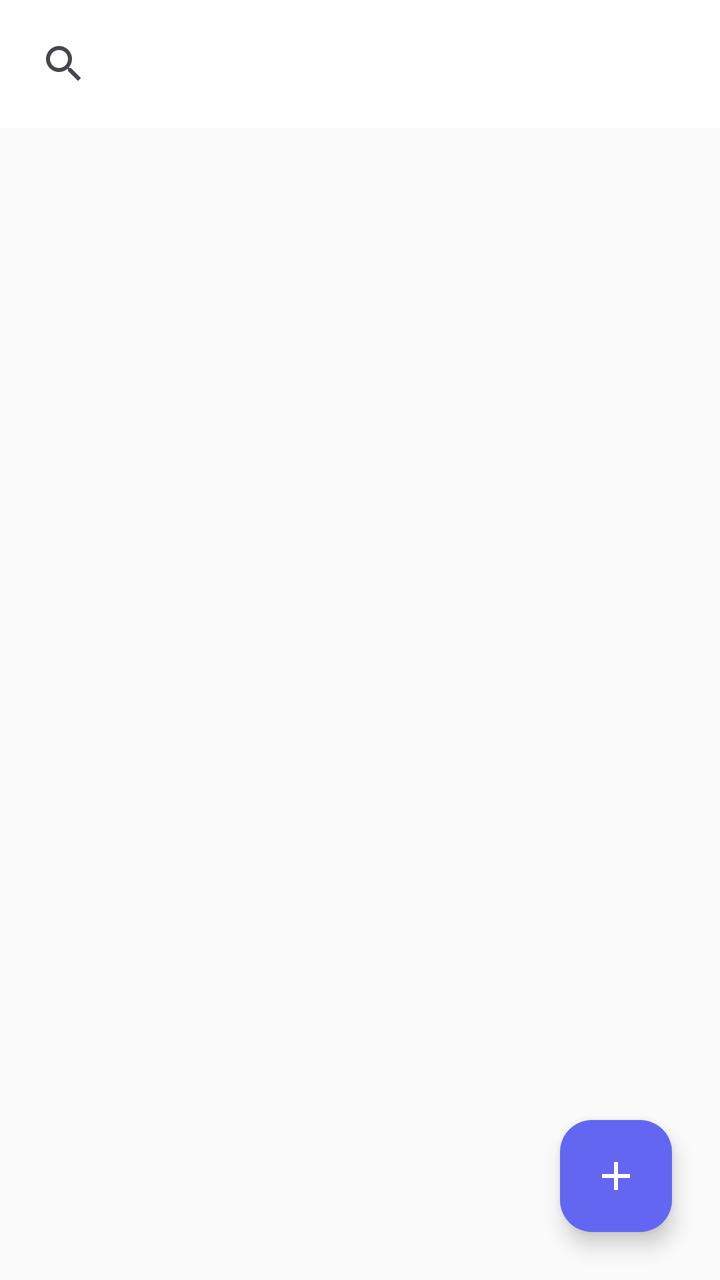
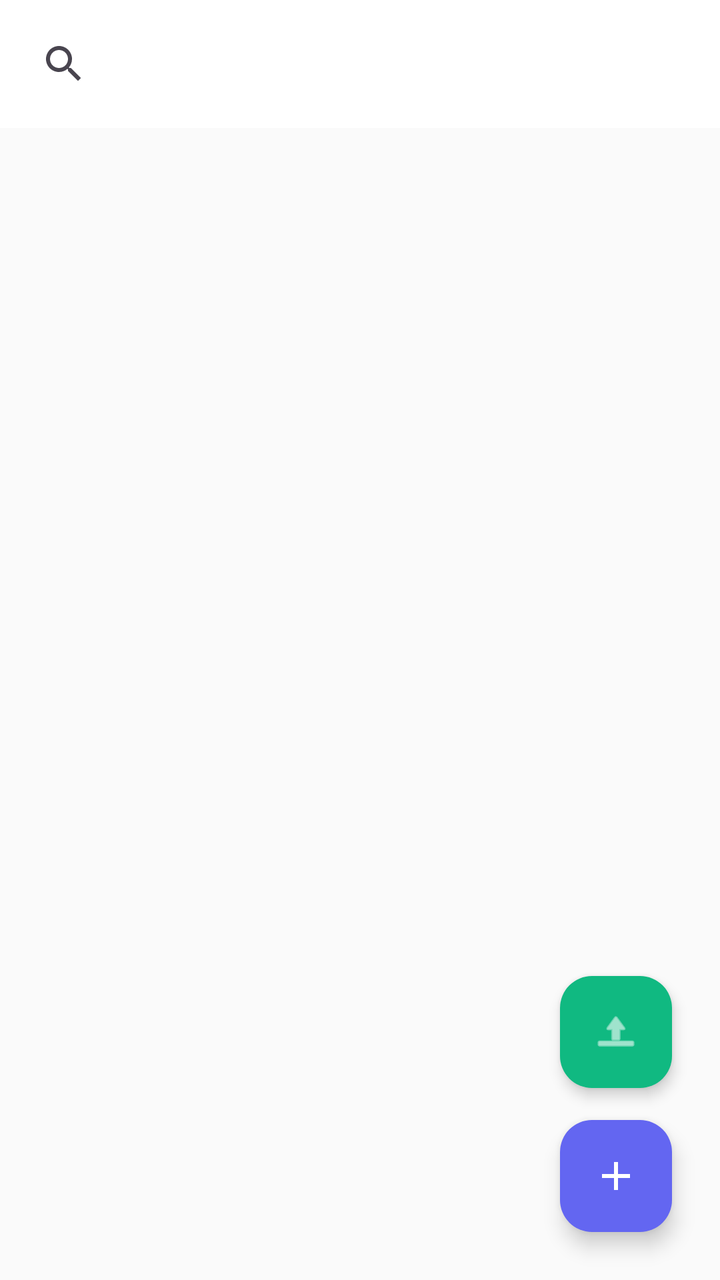

Two renders of the same Android screen: before a commit and after it. Below are the layout's source before the change and the commit's diff.
<!-- AndroidManifest.xml: application theme Theme.Lector -->
<!-- res/layout/fragment_lecture_list.xml -->
<?xml version="1.0" encoding="utf-8"?>
<androidx.coordinatorlayout.widget.CoordinatorLayout xmlns:android="http://schemas.android.com/apk/res/android"
    xmlns:app="http://schemas.android.com/apk/res-auto"
    android:layout_width="match_parent"
    android:layout_height="match_parent"
    android:background="@color/lector_background">

    
    <com.google.android.material.appbar.AppBarLayout
        android:id="@+id/appbar"
        android:layout_width="match_parent"
        android:layout_height="wrap_content"
        android:background="@color/lector_surface"
        app:elevation="4dp">

        <androidx.appcompat.widget.SearchView
            android:id="@+id/search_view"
            android:layout_width="match_parent"
            android:layout_height="wrap_content"
            android:layout_margin="8dp"
            android:iconifiedByDefault="false"
            android:queryHint="@string/home_search_hint"
            app:searchIcon="@drawable/ic_search"
            app:closeIcon="@drawable/ic_close" />

    </com.google.android.material.appbar.AppBarLayout>

    
    <androidx.recyclerview.widget.RecyclerView
        android:id="@+id/recycler_view_lectures"
        android:layout_width="match_parent"
        android:layout_height="match_parent"
        android:clipToPadding="false"
        android:paddingTop="80dp"
        android:paddingBottom="80dp"
        app:layout_behavior="@string/appbar_scrolling_view_behavior" />

    
    <LinearLayout
        android:id="@+id/empty_state"
        android:layout_width="wrap_content"
        android:layout_height="wrap_content"
        android:layout_gravity="center"
        android:orientation="vertical"
        android:gravity="center"
        android:visibility="gone">

        <ImageView
            android:layout_width="120dp"
            android:layout_height="120dp"
            android:src="@drawable/ic_empty_state"
            android:contentDescription="@string/home_empty_state"
            app:tint="@color/lector_text_hint" />

        <TextView
            android:layout_width="wrap_content"
            android:layout_height="wrap_content"
            android:layout_marginTop="16dp"
            android:text="@string/home_empty_state"
            android:textSize="18sp"
            android:textColor="@color/lector_text_primary"
            android:textStyle="bold" />

        <TextView
            android:layout_width="wrap_content"
            android:layout_height="wrap_content"
            android:layout_marginTop="8dp"
            android:text="@string/home_empty_subtitle"
            android:textSize="14sp"
            android:textColor="@color/lector_text_secondary" />

    </LinearLayout>

    
    <com.google.android.material.floatingactionbutton.FloatingActionButton
        android:id="@+id/fab_new_lecture"
        android:layout_width="wrap_content"
        android:layout_height="wrap_content"
        android:layout_gravity="bottom|end"
        android:layout_margin="24dp"
        android:contentDescription="@string/a11y_add_block"
        android:src="@drawable/ic_add"
        app:tint="@color/white"
        app:backgroundTint="@color/lector_primary"
        app:elevation="6dp" />

</androidx.coordinatorlayout.widget.CoordinatorLayout>
<!-- resources referenced by this layout -->
<resources>
  <color name="lector_background">#FAFAFA</color>
  <color name="lector_primary">#6366F1</color>
  <color name="lector_surface">#FFFFFF</color>
  <color name="lector_text_hint">#9CA3AF</color>
  <color name="lector_text_primary">#1F2937</color>
  <color name="lector_text_secondary">#6B7280</color>
  <color name="white">#FFFFFF</color>
  <!-- drawable ic_add (drawable) -->
  <?xml version="1.0" encoding="utf-8"?>
  <vector xmlns:android="http://schemas.android.com/apk/res/android"
      android:width="24dp"
      android:height="24dp"
      android:viewportWidth="24"
      android:viewportHeight="24"
      android:tint="?attr/colorControlNormal">
      <path
          android:fillColor="@android:color/white"
          android:pathData="M19,13h-6v6h-2v-6H5v-2h6V5h2v6h6v2z"/>
  </vector>
  <!-- drawable ic_close (drawable) -->
  <?xml version="1.0" encoding="utf-8"?>
  <vector xmlns:android="http://schemas.android.com/apk/res/android"
      android:width="24dp"
      android:height="24dp"
      android:viewportWidth="24"
      android:viewportHeight="24"
      android:tint="?attr/colorControlNormal">
      <path
          android:fillColor="@android:color/white"
          android:pathData="M19,6.41L17.59,5 12,10.59 6.41,5 5,6.41 10.59,12 5,17.59 6.41,19 12,13.41 17.59,19 19,17.59 13.41,12z"/>
  </vector>
  <!-- drawable ic_empty_state (drawable) -->
  <?xml version="1.0" encoding="utf-8"?>
  <vector xmlns:android="http://schemas.android.com/apk/res/android"
      android:width="120dp"
      android:height="120dp"
      android:viewportWidth="24"
      android:viewportHeight="24"
      android:tint="?attr/colorControlNormal">
      <path
          android:fillColor="@android:color/white"
          android:pathData="M20,2H4c-1.1,0 -2,0.9 -2,2v12c0,1.1 0.9,2 2,2h14l4,4V4c0,-1.1 -0.9,-2 -2,-2zM4,16V4h16v12.17l-2.83,-2.83 -0.84,0.84L20,17.83V16H4z"/>
      <path
          android:fillColor="@android:color/white"
          android:pathData="M7,9h10v2H7z"/>
      <path
          android:fillColor="@android:color/white"
          android:pathData="M7,6h10v2H7z"/>
      <path
          android:fillColor="@android:color/white"
          android:pathData="M7,12h6v2H7z"/>
  </vector>
  <!-- drawable ic_search (drawable) -->
  <?xml version="1.0" encoding="utf-8"?>
  <vector xmlns:android="http://schemas.android.com/apk/res/android"
      android:width="24dp"
      android:height="24dp"
      android:viewportWidth="24"
      android:viewportHeight="24"
      android:tint="?attr/colorControlNormal">
      <path
          android:fillColor="@android:color/white"
          android:pathData="M15.5,14h-0.79l-0.28,-0.27C15.41,12.59 16,11.11 16,9.5 16,5.91 13.09,3 9.5,3S3,5.91 3,9.5 5.91,16 9.5,16c1.61,0 3.09,-0.59 4.23,-1.57l0.27,0.28v0.79l5,4.99L20.49,19l-4.99,-5zM9.5,14C7.01,14 5,11.99 5,9.5S7.01,5 9.5,5 14,7.01 14,9.5 11.99,14 9.5,14z"/>
  </vector>
  <string name="a11y_add_block">Добавить блок</string>
  <string name="home_empty_state">Нет записанных лекций</string>
  <string name="home_empty_subtitle">Нажмите + чтобы начать запись</string>
  <string name="home_search_hint">Поиск по названию, дате или тексту...</string>
  <style name="Theme.Lector" parent="Base.Theme.Lector" />
  <color name="lector_primary_dark">#4F46E5</color>
  <color name="lector_secondary">#10B981</color>
  <color name="lector_secondary_dark">#059669</color>
  <color name="black">#000000</color>
  <color name="recording">#EF4444</color>
  <!-- unchanged entries left out for length: 1 -->
</resources>

<!-- the commit's change to res/layout/fragment_lecture_list.xml (unified diff, before → after) -->
@@ -84,4 +84,19 @@
         app:backgroundTint="@color/lector_primary"
         app:elevation="6dp" />
 
+    
+    <com.google.android.material.floatingactionbutton.FloatingActionButton
+        android:id="@+id/fab_import_audio"
+        android:layout_width="wrap_content"
+        android:layout_height="wrap_content"
+        android:layout_gravity="bottom|end"
+        android:layout_marginEnd="24dp"
+        android:layout_marginBottom="96dp"
+        app:fabSize="mini"
+        android:contentDescription="Импорт аудиофайла"
+        android:src="@android:drawable/ic_menu_upload"
+        app:tint="@color/white"
+        app:backgroundTint="@color/lector_secondary"
+        app:elevation="4dp" />
+
 </androidx.coordinatorlayout.widget.CoordinatorLayout>
